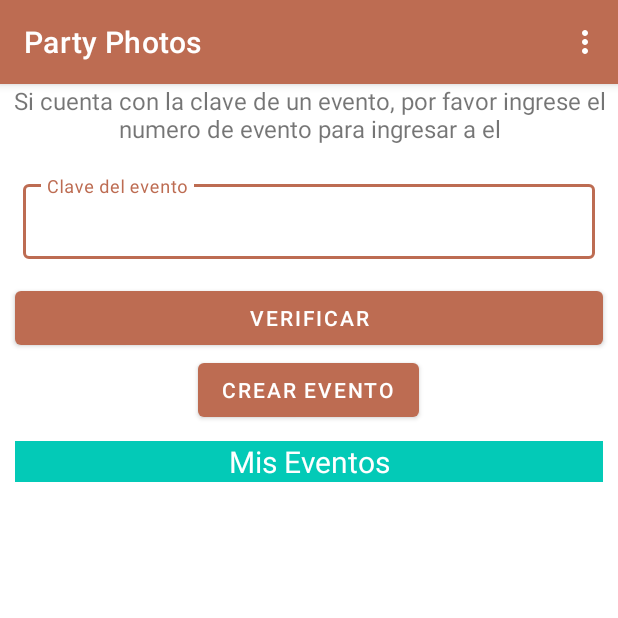
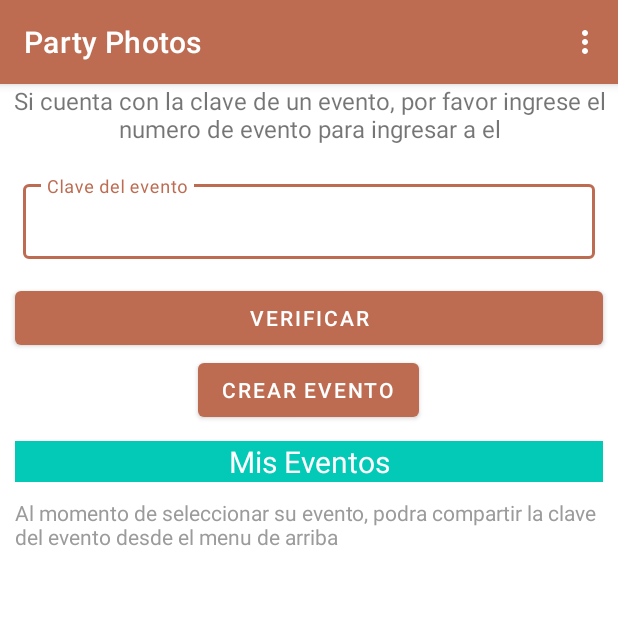
Before and after one commit to charlie1525/LADM_U4_Practica2_AlbumFotografico_CarlosyCarlos, an Android app: the screen it shows after launch once a user with an empty profile is signed in (Selector), on a phone screen of 412 x 824 dp, the top half of it. Run offline under Robolectric (Android 15) with nearby library versions, the phone set to English and light mode, and no system bars; our stand-ins replace Firebase (no records; nobody signed in at launch, a user with empty details on screens opened directly).

Commit message:
Adding share button in event detail, in addition to indications in selector

```diff
--- a/app/src/main/res/layout/activity_selector.xml
+++ b/app/src/main/res/layout/activity_selector.xml
@@ -62,6 +62,14 @@
             android:textAlignment="center"
             android:textColor="@color/white"
             android:textSize="20sp" />
+        <TextView
+            android:layout_width="match_parent"
+            android:layout_height="wrap_content"
+            android:text="@string/indicationsMessage"
+            android:textColor="@color/gray"
+            android:layout_marginStart="10sp"
+            android:layout_marginTop="5dp"
+            />
 
         <ListView
             android:id="@+id/listaEventosPersonal"
--- a/app/src/main/res/values/strings.xml
+++ b/app/src/main/res/values/strings.xml
@@ -37,4 +37,5 @@
     <string name="photoListIndications">Seleccione una foto de la lista para visualizarla aquí</string>
     <string name="eventStatus">Estado del evento</string>
     <string name="copyToClipboard">Compartir evento</string>
+    <string name="indicationsMessage">Al momento de seleccionar su evento, podra compartir la clave del evento desde el menu de arriba</string>
 </resources>
```
Also changed, not shown: app/src/main/java/mx/tecnm/ittepic/ladm_u4_practica2_albumfotografico_carlosycarlos/EventDetailActivity.kt (+16 -0 lines), app/src/main/res/layout/activity_event_detail.xml (+8 -0 lines).
